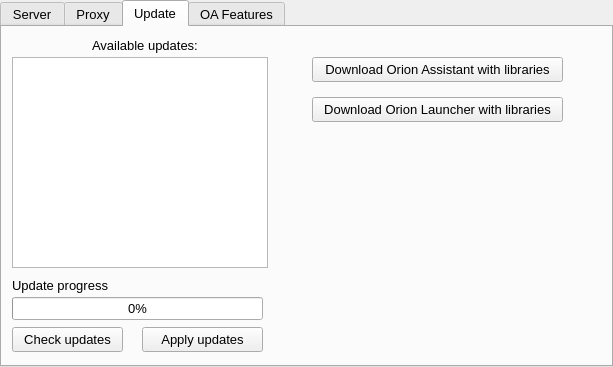
Hotride/OrionLauncher, file orionlauncherwindow.ui: the form before one commit.
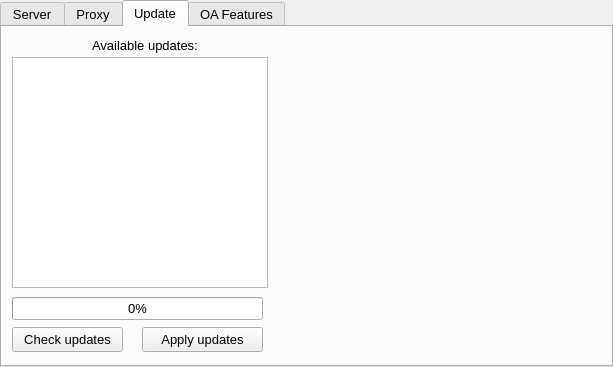
The form after the commit. The open tabs and pages were chosen to show the change.

```diff
--- a/orionlauncherwindow.ui
+++ b/orionlauncherwindow.ui
@@ -741,7 +741,7 @@
           <x>10</x>
           <y>30</y>
           <width>256</width>
-          <height>211</height>
+          <height>231</height>
          </rect>
         </property>
        </widget>
@@ -771,22 +771,6 @@
          <string>Check updates</string>
         </property>
        </widget>
-       <widget class="QPushButton" name="pb_DownloadOAWithLibraries">
-        <property name="enabled">
-         <bool>true</bool>
-        </property>
-        <property name="geometry">
-         <rect>
-          <x>310</x>
-          <y>30</y>
-          <width>251</width>
-          <height>25</height>
-         </rect>
-        </property>
-        <property name="text">
-         <string>Download Orion Assistant with libraries</string>
-        </property>
-       </widget>
        <widget class="QPushButton" name="pb_ApplyUpdates">
         <property name="geometry">
          <rect>
@@ -813,32 +797,6 @@
          <number>0</number>
         </property>
        </widget>
-       <widget class="QLabel" name="l_UpdateFileProcess">
-        <property name="geometry">
-         <rect>
-          <x>10</x>
-          <y>250</y>
-          <width>251</width>
-          <height>16</height>
-         </rect>
-        </property>
-        <property name="text">
-         <string>Update progress</string>
-        </property>
-       </widget>
-       <widget class="QPushButton" name="pb_DownloadLauncherWithLibraries">
-        <property name="geometry">
-         <rect>
-          <x>310</x>
-          <y>70</y>
-          <width>251</width>
-          <height>25</height>
-         </rect>
-        </property>
-        <property name="text">
-         <string>Download Orion Launcher with libraries</string>
-        </property>
-       </widget>
       </widget>
       <widget class="QWidget" name="tb_OAFeatures">
        <attribute name="title">
```
Left out of the diff: 2 changed lines with no effect on the pictures.
